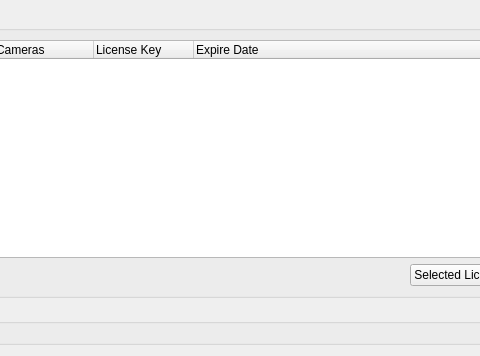
Old version of the form client/src/ui/widgets/settings/license_manager_widget.ui in the repository networkoptix/nx_open; both pictures show x 130 to 610 and y 0 to 356 of the 703 by 356 pixel window.
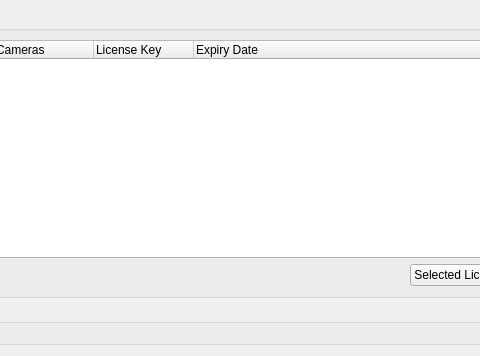
New version of the form. Custom widgets are drawn as their Qt base class.

Commit message:
Bug #1806: Change "Expire date" to "Expiry date"
<==== Mercurial data ====>
Branch: master

The edit to the form file:
```diff
--- a/client/src/ui/widgets/settings/license_manager_widget.ui
+++ b/client/src/ui/widgets/settings/license_manager_widget.ui
@@ -55,7 +55,7 @@
             </column>
             <column>
              <property name="text">
-              <string>Expire Date</string>
+              <string>Expiry Date</string>
              </property>
             </column>
            </widget>
```
